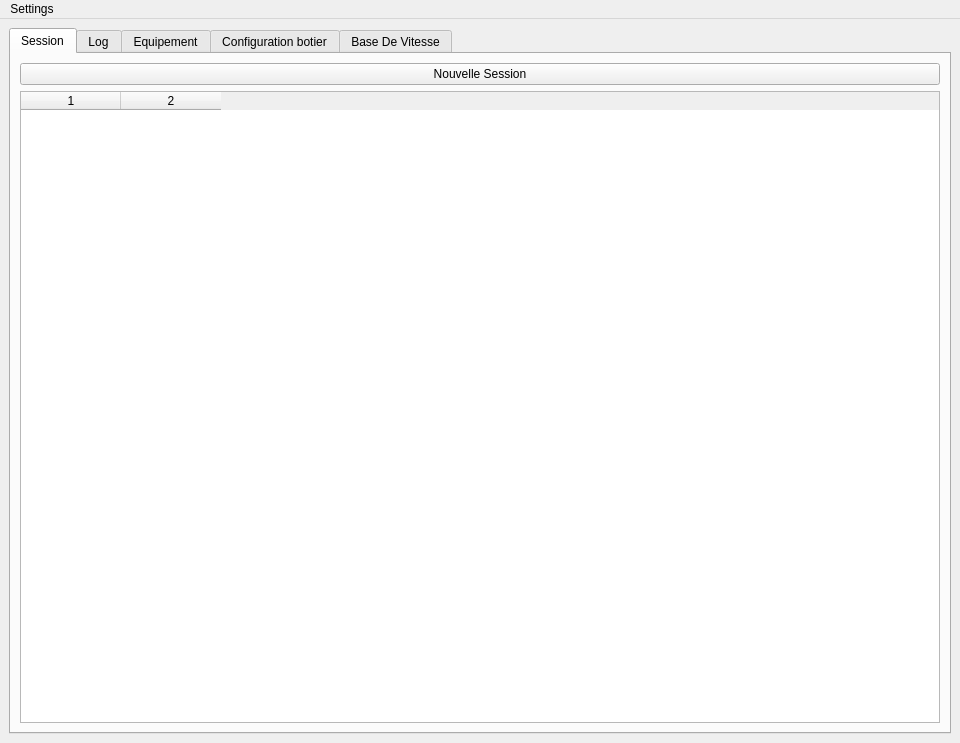
First picture: the form in seafoil-log-analyzer/ui/main_window.ui, repository ThomasLeMezo/seafoil-tools, before the edit.
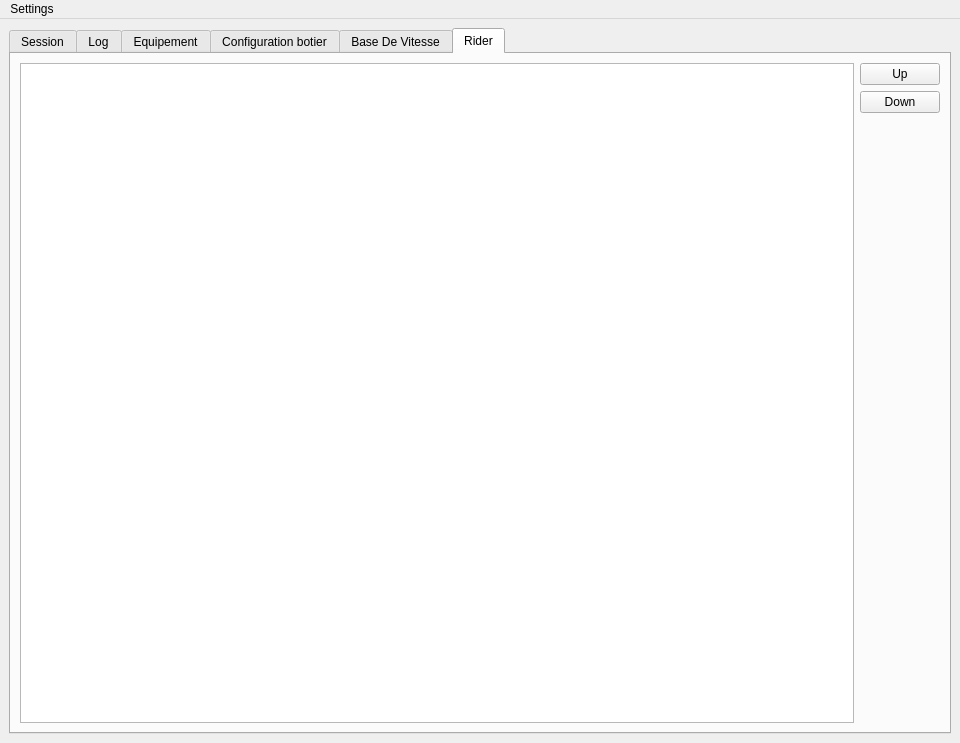
Second picture: the form after the edit.

Diff of the .ui file:
```diff
--- a/seafoil-log-analyzer/ui/main_window.ui
+++ b/seafoil-log-analyzer/ui/main_window.ui
@@ -14,11 +14,11 @@
    <string>Seafoil</string>
   </property>
   <widget class="QWidget" name="centralwidget">
-   <layout class="QVBoxLayout" name="verticalLayout_2">
+   <layout class="QHBoxLayout" name="horizontalLayout">
     <item>
      <widget class="QTabWidget" name="tabWidget">
       <property name="currentIndex">
-       <number>0</number>
+       <number>5</number>
       </property>
       <widget class="QWidget" name="tab_session">
        <property name="maximumSize">
@@ -83,7 +83,7 @@
            <number>2</number>
           </property>
           <attribute name="horizontalHeaderVisible">
-           <bool>true</bool>
+           <bool>false</bool>
           </attribute>
           <attribute name="horizontalHeaderHighlightSections">
            <bool>true</bool>
@@ -577,6 +577,62 @@
         </item>
        </layout>
       </widget>
+      <widget class="QWidget" name="tab_2">
+       <attribute name="title">
+        <string>Rider</string>
+       </attribute>
+       <layout class="QGridLayout" name="gridLayout">
+        <item row="0" column="0" rowspan="3">
+         <widget class="QTableWidget" name="tableWidget_rider">
+          <property name="editTriggers">
+           <set>QAbstractItemView::NoEditTriggers</set>
+          </property>
+          <property name="selectionBehavior">
+           <enum>QAbstractItemView::SelectRows</enum>
+          </property>
+          <property name="showGrid">
+           <bool>false</bool>
+          </property>
+          <property name="rowCount">
+           <number>5</number>
+          </property>
+          <property name="columnCount">
+           <number>5</number>
+          </property>
+          <attribute name="horizontalHeaderVisible">
+           <bool>false</bool>
+          </attribute>
+          <attribute name="verticalHeaderVisible">
+           <bool>false</bool>
+          </attribute>
+          <row/>
+          <row/>
+          <row/>
+          <row/>
+          <row/>
+          <column/>
+          <column/>
+          <column/>
+          <column/>
+          <column/>
+         </widget>
+        </item>
+        <item row="0" column="1">
+         <widget class="QPushButton" name="pushButton">
+          <property name="text">
+           <string>Up</string>
+          </property>
+         </widget>
+        </item>
+        <item row="1" column="1">
+         <widget class="QPushButton" name="pushButton_2">
+          <property name="text">
+           <string>Down</string>
+          </property>
+         </widget>
+        </item>
+       </layout>
+      </widget>
      </widget>
     </item>
    </layout>
```
